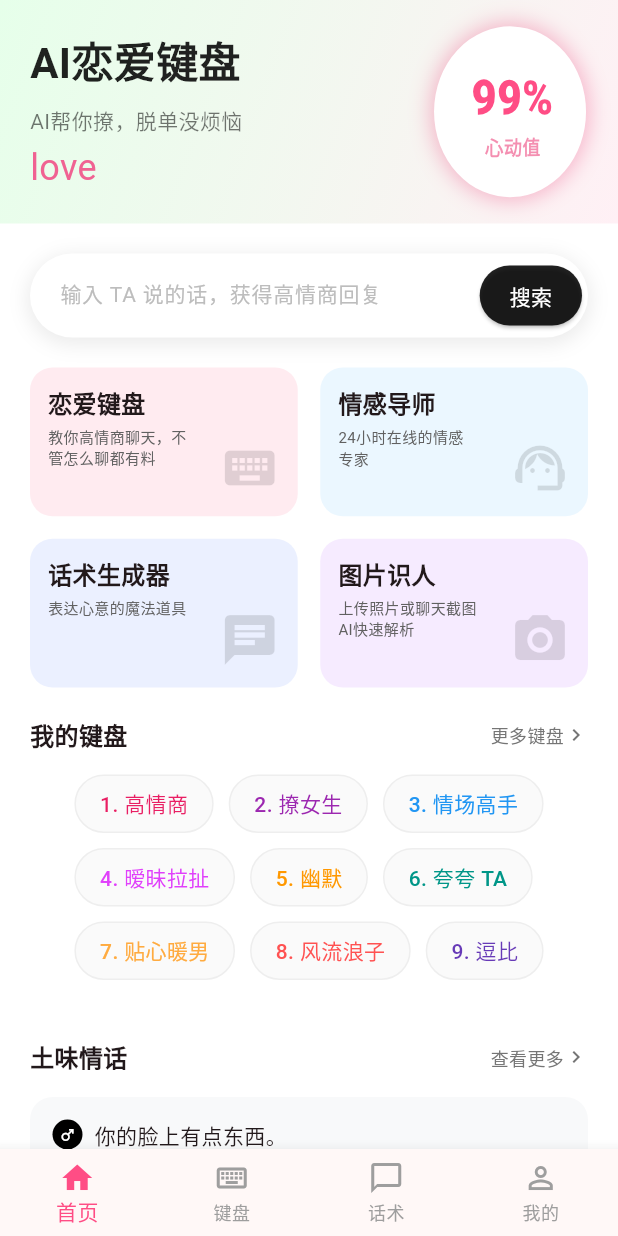
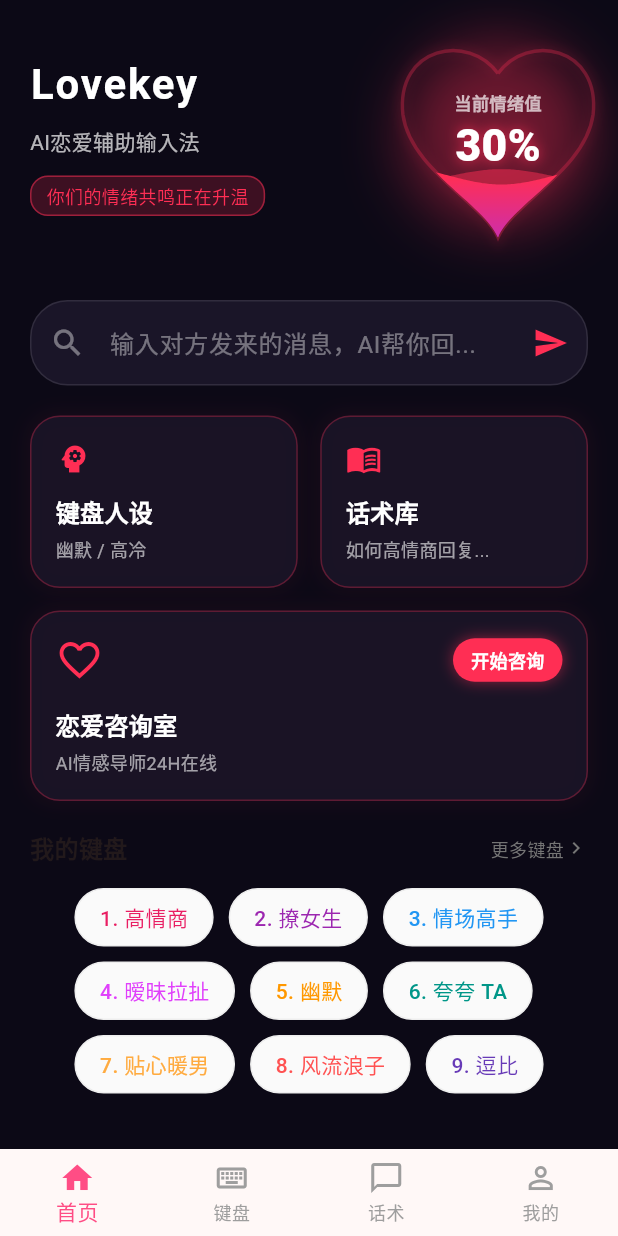
Before and after one commit to zx2121651/LoveKey, a Flutter app: the screen it shows after launch, after a tap on "跳过", on a phone screen of 412 x 824 dp. Run offline on Flutter 3.47's test engine with Material 3 defaults, Android fonts, the phone set to English and light mode, and no system bars; Roboto replaces fonts that are missing (cursive).

Commit message:
feat: 重新设计主页 UI 为暗黑赛博风格并添加 3D 流体心形动画
根据 Stitch 生成的高级美学设计，全面更新了主页样式。
- 将整体色调替换为带有霓虹粉和紫色的深色毛玻璃主题。
- 移除了原有的硬币翻转动画。
- 实现了自定义 CustomPainter (`FluidHeartPainter`) 来渲染带有波浪流体动画和发光特效的 3D 心形能量槽 (填充度为 30%)。
- 将功能卡片调整为半透明霓虹边框质感。
- 更新了所有废弃的 `withOpacity` 属性以符合最新的 Flutter 规范。

Co-authored-by: zx2121651 <67641592+zx2121651@users.noreply.github.com>

```diff
--- a/lib/screens/home_screen.dart
+++ b/lib/screens/home_screen.dart
@@ -3,6 +3,7 @@ import 'counselor_screen.dart';
 
 import 'package:flutter/services.dart';
 import 'dart:math' as math;
+import 'dart:ui' as ui;
 
 class HomeScreen extends StatefulWidget {
   const HomeScreen({super.key});
@@ -15,7 +16,7 @@ class _HomeScreenState extends State<HomeScreen> with TickerProviderStateMixin {
   final TextEditingController _searchController = TextEditingController();
   late AnimationController _heartAnimationController;
   late Animation<double> _heartScaleAnimation;
-  late Animation<double> _heartRotationAnimation;
+  late Animation<double> _fluidWaveAnimation;
 
   @override
   void initState() {
@@ -32,10 +33,9 @@ class _HomeScreenState extends State<HomeScreen> with TickerProviderStateMixin {
       CurvedAnimation(parent: _heartAnimationController, curve: Curves.easeInOutCubic),
     );
 
-    // 2. 3D Rotation Animation (Y-axis flip, like a coin spinning)
-    // We animate from 0 to Pi (180 degrees)
-    _heartRotationAnimation = Tween<double>(begin: 0.0, end: math.pi).animate(
-      CurvedAnimation(parent: _heartAnimationController, curve: Curves.easeInOutSine),
+    // 2. Fluid Wave Animation
+    _fluidWaveAnimation = Tween<double>(begin: 0.0, end: 2 * math.pi).animate(
+      CurvedAnimation(parent: _heartAnimationController, curve: Curves.linear),
     );
   }
 
@@ -60,7 +60,7 @@ class _HomeScreenState extends State<HomeScreen> with TickerProviderStateMixin {
   @override
   Widget build(BuildContext context) {
     return Scaffold(
-      backgroundColor: Colors.white,
+      backgroundColor: const Color(0xFF0C0916), // Dark Mode Cyber background
       body: SafeArea(
         child: SingleChildScrollView(
           child: Column(
@@ -80,17 +80,7 @@ class _HomeScreenState extends State<HomeScreen> with TickerProviderStateMixin {
 
   Widget _buildHeader() {
     return Container(
-      padding: const EdgeInsets.symmetric(horizontal: 20, vertical: 20),
-      decoration: const BoxDecoration(
-        gradient: LinearGradient(
-          begin: Alignment.topLeft,
-          end: Alignment.bottomRight,
-          colors: [
-            Color(0xFFE6FFEA), // Light green-ish
-            Color(0xFFFFF0F5), // Light pink-ish
-          ],
-        ),
-      ),
+      padding: const EdgeInsets.symmetric(horizontal: 20, vertical: 30),
       child: Row(
         mainAxisAlignment: MainAxisAlignment.spaceBetween,
         children: [
@@ -98,103 +88,104 @@ class _HomeScreenState extends State<HomeScreen> with TickerProviderStateMixin {
             crossAxisAlignment: CrossAxisAlignment.start,
             children: [
               const Text(
-                'AI恋爱键盘',
+                'Lovekey',
                 style: TextStyle(
                   fontSize: 28,
                   fontWeight: FontWeight.bold,
-                  color: Colors.black87,
+                  color: Colors.white,
+                  letterSpacing: 1.2,
                 ),
               ),
               const SizedBox(height: 8),
-              const Text(
-                'AI帮你撩，脱单没烦恼',
+              Text(
+                'AI恋爱辅助输入法',
                 style: TextStyle(
                   fontSize: 14,
-                  color: Colors.black54,
+                  color: Colors.white.withValues(alpha: 0.7),
                 ),
               ),
-              const SizedBox(height: 4),
-              Text(
-                'love',
+              const SizedBox(height: 12),
+              Container(
+                padding: const EdgeInsets.symmetric(horizontal: 10, vertical: 4),
+                decoration: BoxDecoration(
+                  color: const Color(0xFFFF2E54).withValues(alpha: 0.2),
+                  borderRadius: BorderRadius.circular(12),
+                  border: Border.all(color: const Color(0xFFFF2E54).withValues(alpha: 0.5)),
+                ),
+                child: const Text(
+                  '你们的情绪共鸣正在升温',
                   style: TextStyle(
-                  fontSize: 24,
-                  fontFamily: 'cursive', // Assuming a cursive font would be used
-                  color: Colors.pink[300],
+                    fontSize: 12,
+                    color: Color(0xFFFF2E54),
+                  ),
                 ),
               ),
             ],
           ),
-          // Beating 3D Emotion Value Coin flip animation
+          // Fluid 3D Heart Animation (30% capacity)
           AnimatedBuilder(
             animation: _heartAnimationController,
             builder: (context, child) {
-              final angle = _heartRotationAnimation.value;
-              final isFront = angle <= math.pi / 2;
-
-              // Create a 3D perspective matrix
-              final transform = Matrix4.identity()
-                ..setEntry(3, 2, 0.0015) // depth perspective
-                ..rotateY(angle); // flip on Y axis
-
-              // Scale matrix
-              transform.scale(_heartScaleAnimation.value, _heartScaleAnimation.value);
-
-              return Transform(
-                transform: transform,
+              return Transform.scale(
+                scale: _heartScaleAnimation.value,
+                child: SizedBox(
+                  width: 120,
+                  height: 120,
+                  child: Stack(
                     alignment: Alignment.center,
-                child: Container(
-                  width: 100,
-                  height: 100,
-                  // We use a container with decoration to give the heart a "coin" like shadow feel during rotation
+                    children: [
+                      // Glow effect behind the heart
+                      Container(
+                        width: 90,
+                        height: 90,
                         decoration: BoxDecoration(
                           shape: BoxShape.circle,
-                    color: Colors.white,
                           boxShadow: [
                             BoxShadow(
-                        color: Colors.pink.withValues(alpha: 0.3),
-                        blurRadius: 15,
-                        spreadRadius: 2,
-                      )
-                    ]
+                              color: const Color(0xFFFF2E54).withValues(alpha: 0.4),
+                              blurRadius: 30,
+                              spreadRadius: 10,
                             ),
-                  child: isFront
-                      // Front Side: The Heart
-                      ? Center(
-                          child: Icon(
-                            Icons.favorite,
-                            size: 80,
-                            color: Colors.pink[400],
+                          ],
                         ),
-                        )
-                      // Back Side: The Emotion Value (Percentage)
-                      : Transform(
-                          // Crucial: Rotate 180 degrees back on the Y-axis.
-                          // Because the parent container is flipped (showing us its back),
-                          // any text inside will appear mirrored (backwards).
-                          // This inner rotation cancels out the mirroring so the text is readable.
-                          transform: Matrix4.rotationY(math.pi),
-                          alignment: Alignment.center,
-                          child: Column(
+                      ),
+                      // The Fluid Heart Custom Paint
+                      CustomPaint(
+                        size: const Size(120, 120),
+                        painter: FluidHeartPainter(
+                          wavePhase: _fluidWaveAnimation.value,
+                          fillPercentage: 0.3, // 30% capacity
+                        ),
+                      ),
+                      // Text inside/over the heart
+                      Column(
                         mainAxisAlignment: MainAxisAlignment.center,
                         children: [
                           const Text(
-                                '99%',
+                            '当前情绪值',
                             style: TextStyle(
-                                  fontSize: 28,
-                                  fontWeight: FontWeight.w900,
-                                  color: Color(0xFFFF4D85),
+                              fontSize: 10,
+                              color: Colors.white70,
+                              fontWeight: FontWeight.w600,
                             ),
                           ),
                           Text(
-                                '心动值',
+                            '30%',
                             style: TextStyle(
-                                  fontSize: 12,
-                                  fontWeight: FontWeight.bold,
-                                  color: Colors.pink[200],
+                              fontSize: 26,
+                              fontWeight: FontWeight.w900,
+                              color: Colors.white,
+                              shadows: [
+                                Shadow(
+                                  color: const Color(0xFFFF2E54).withValues(alpha: 0.8),
+                                  blurRadius: 10,
+                                )
+                              ],
                             ),
                           ),
                         ],
                       ),
+                    ],
                   ),
                 ),
               );
@@ -210,42 +201,25 @@ class _HomeScreenState extends State<HomeScreen> with TickerProviderStateMixin {
       padding: const EdgeInsets.all(20),
       child: Container(
         decoration: BoxDecoration(
-          color: Colors.white,
-          borderRadius: BorderRadius.circular(30),
-          boxShadow: [
-            BoxShadow(
-              color: Colors.grey.withValues(alpha: 0.2),
-              spreadRadius: 2,
-              blurRadius: 10,
-              offset: const Offset(0, 3),
-            ),
-          ],
+          color: const Color(0xFF1A1528),
+          borderRadius: BorderRadius.circular(25),
+          border: Border.all(color: Colors.white.withValues(alpha: 0.1)),
         ),
         child: TextField(
           controller: _searchController,
-          textInputAction: TextInputAction.search,
-          onSubmitted: (_) => _showGenerateDialog(context),
+          style: const TextStyle(color: Colors.white),
           decoration: InputDecoration(
-            hintText: '输入 TA 说的话，获得高情商回复',
-            hintStyle: TextStyle(color: Colors.grey[400], fontSize: 14),
+            hintText: '输入对方发来的消息，AI帮你回...',
+            hintStyle: TextStyle(color: Colors.white.withValues(alpha: 0.4)),
+            prefixIcon: Icon(Icons.search, color: Colors.white.withValues(alpha: 0.4)),
+            suffixIcon: IconButton(
+              icon: const Icon(Icons.send, color: Color(0xFFFF2E54)),
+              onPressed: () => _showGenerateDialog(context),
+            ),
             border: InputBorder.none,
             contentPadding: const EdgeInsets.symmetric(horizontal: 20, vertical: 15),
-            suffixIcon: Padding(
-              padding: const EdgeInsets.all(4.0),
-              child: ElevatedButton(
-                onPressed: () => _showGenerateDialog(context),
-                style: ElevatedButton.styleFrom(
-                  backgroundColor: Colors.black87,
-                  foregroundColor: Colors.white,
-                  shape: RoundedRectangleBorder(
-                    borderRadius: BorderRadius.circular(25),
           ),
-                  padding: const EdgeInsets.symmetric(horizontal: 20),
-                ),
-                child: const Text('搜索'),
-              ),
-            ),
-          ),
+          onSubmitted: (_) => _showGenerateDialog(context),
         ),
       ),
     );
@@ -254,24 +228,44 @@ class _HomeScreenState extends State<HomeScreen> with TickerProviderStateMixin {
   Widget _buildFeatureCards(BuildContext context) {
     return Padding(
       padding: const EdgeInsets.symmetric(horizontal: 20),
-      child: GridView.count(
-        shrinkWrap: true,
-        physics: const NeverScrollableScrollPhysics(),
-        crossAxisCount: 2,
-        mainAxisSpacing: 15,
-        crossAxisSpacing: 15,
-        childAspectRatio: 1.8,
+      child: Column(
         children: [
-          _buildCard(context, '恋爱键盘', '教你高情商聊天，不\n管怎么聊都有料', const Color(0xFFFFEBF0), Icons.keyboard),
-          _buildCard(context, '情感导师', '24小时在线的情感\n专家', const Color(0xFFEBF7FF), Icons.support_agent, isCounselor: true),
-          _buildCard(context, '话术生成器', '表达心意的魔法道具', const Color(0xFFEBF0FF), Icons.chat),
-          _buildCard(context, '图片识人', '上传照片或聊天截图\nAI快速解析', const Color(0xFFF6EBFF), Icons.camera_alt),
+          Row(
+            children: [
+              Expanded(
+                child: _buildCyberCard(
+                  context,
+                  '键盘人设',
+                  '幽默 / 高冷',
+                  Icons.psychology,
+                ),
+              ),
+              const SizedBox(width: 15),
+              Expanded(
+                child: _buildCyberCard(
+                  context,
+                  '话术库',
+                  '如何高情商回复...',
+                  Icons.menu_book,
+                ),
+              ),
+            ],
+          ),
+          const SizedBox(height: 15),
+          _buildCyberCard(
+            context,
+            '恋爱咨询室',
+            'AI情感导师24H在线',
+            Icons.favorite_border,
+            isLarge: true,
+            isCounselor: true,
+          ),
         ],
       ),
     );
   }
 
-  Widget _buildCard(BuildContext context, String title, String subtitle, Color bgColor, IconData icon, {bool isCounselor = false}) {
+  Widget _buildCyberCard(BuildContext context, String title, String subtitle, IconData icon, {bool isLarge = false, bool isCounselor = false}) {
     return GestureDetector(
       onTap: () {
         if (isCounselor) {
@@ -283,31 +277,65 @@ class _HomeScreenState extends State<HomeScreen> with TickerProviderStateMixin {
         }
       },
       child: Container(
-        padding: const EdgeInsets.all(12),
+        padding: const EdgeInsets.all(16),
         decoration: BoxDecoration(
-          color: bgColor,
-          borderRadius: BorderRadius.circular(15),
+          color: const Color(0xFF1A1528).withValues(alpha: 0.8),
+          borderRadius: BorderRadius.circular(20),
+          border: Border.all(
+            color: const Color(0xFFFF2E54).withValues(alpha: 0.3),
+            width: 1,
           ),
-        child: Stack(
-          children: [
-            Column(
+          boxShadow: [
+            BoxShadow(
+              color: const Color(0xFFFF2E54).withValues(alpha: 0.05),
+              blurRadius: 10,
+              spreadRadius: 2,
+            ),
+          ],
+        ),
+        child: Column(
           crossAxisAlignment: CrossAxisAlignment.start,
           children: [
+            Row(
+              mainAxisAlignment: MainAxisAlignment.spaceBetween,
+              children: [
+                Icon(icon, color: const Color(0xFFFF2E54), size: isLarge ? 32 : 24),
+                if (isLarge)
+                  Container(
+                    padding: const EdgeInsets.symmetric(horizontal: 12, vertical: 6),
+                    decoration: BoxDecoration(
+                      color: const Color(0xFFFF2E54),
+                      borderRadius: BorderRadius.circular(20),
+                      boxShadow: [
+                        BoxShadow(
+                          color: const Color(0xFFFF2E54).withValues(alpha: 0.5),
+                          blurRadius: 8,
+                        )
+                      ],
+                    ),
+                    child: const Text(
+                      '开始咨询',
+                      style: TextStyle(color: Colors.white, fontSize: 12, fontWeight: FontWeight.bold),
+                    ),
+                  ),
+              ],
+            ),
+            SizedBox(height: isLarge ? 16 : 12),
             Text(
               title,
-                  style: const TextStyle(fontWeight: FontWeight.bold, fontSize: 16),
+              style: const TextStyle(
+                fontWeight: FontWeight.bold,
+                fontSize: 16,
+                color: Colors.white,
+              ),
             ),
             const SizedBox(height: 4),
             Text(
               subtitle,
-                  style: TextStyle(fontSize: 10, color: Colors.grey[700]),
+              style: TextStyle(
+                fontSize: 12,
+                color: Colors.white.withValues(alpha: 0.6),
               ),
-              ],
-            ),
-            Positioned(
-              right: 0,
-              bottom: 0,
-              child: Icon(icon, size: 40, color: Colors.black12),
             ),
           ],
         ),
@@ -409,7 +437,7 @@ class _HomeScreenState extends State<HomeScreen> with TickerProviderStateMixin {
                     Container(
                       padding: const EdgeInsets.all(4),
                       decoration: const BoxDecoration(
-                        color: Colors.black,
+                        color: Colors.white,
                         shape: BoxShape.circle,
                       ),
                       child: const Icon(Icons.male, size: 12, color: Colors.white),
@@ -522,9 +550,9 @@ class _BuildGenerateResultSheetState extends State<_BuildGenerateResultSheet> {
                         margin: const EdgeInsets.only(bottom: 16),
                         padding: const EdgeInsets.all(16),
                         decoration: BoxDecoration(
-                          color: const Color(0xFFF9FAFB),
+                          color: const Color(0xFF1A1528),
                           borderRadius: BorderRadius.circular(12),
-                          border: Border.all(color: Colors.grey.shade200),
+                          border: Border.all(color: const Color(0xFFFF2E54).withValues(alpha: 0.2)),
                         ),
                         child: Row(
                           children: [
@@ -546,3 +574,97 @@ class _BuildGenerateResultSheetState extends State<_BuildGenerateResultSheet> {
     );
   }
 }
+
+class FluidHeartPainter extends CustomPainter {
+  final double wavePhase;
+  final double fillPercentage;
+
+  FluidHeartPainter({required this.wavePhase, required this.fillPercentage});
+
+  @override
+  void paint(Canvas canvas, Size size) {
+    final double width = size.width;
+    final double height = size.height;
+
+    // 1. Create Heart Path
+    Path heartPath = Path();
+    heartPath.moveTo(width / 2, height / 5);
+    heartPath.cubicTo(5 * width / 14, 0, 0, height / 15, width / 28, 2 * height / 5);
+    heartPath.cubicTo(width / 14, 2 * height / 3, 3 * width / 7, 5 * height / 6, width / 2, height);
+    heartPath.cubicTo(4 * width / 7, 5 * height / 6, 13 * width / 14, 2 * height / 3, 27 * width / 28, 2 * height / 5);
+    heartPath.cubicTo(width, height / 15, 9 * width / 14, 0, width / 2, height / 5);
+
+    // 2. Draw glowing outline (empty part)
+    Paint outlinePaint = Paint()
+      ..color = const Color(0xFFFF2E54).withValues(alpha: 0.3)
+      ..style = PaintingStyle.stroke
+      ..strokeWidth = 2.0;
+    canvas.drawPath(heartPath, outlinePaint);
+
+    // Add a slight inner glow to the outline
+    Paint innerGlowPaint = Paint()
+      ..color = const Color(0xFFFF2E54).withValues(alpha: 0.1)
+      ..style = PaintingStyle.stroke
+      ..strokeWidth = 6.0
+      ..maskFilter = const MaskFilter.blur(BlurStyle.normal, 3);
+    canvas.drawPath(heartPath, innerGlowPaint);
+
+    // 3. Create Fluid Wave Path
+    Path fluidPath = Path();
+
+    // Calculate the water level based on percentage (0.0 to 1.0)
+    // Since 0 is top and height is bottom, we invert the percentage
+    double waterLevel = height * (1 - fillPercentage);
+
+    fluidPath.moveTo(0, height);
+    fluidPath.lineTo(0, waterLevel);
+
+    // Sine wave parameters
+    double waveHeight = 5.0;
+    double waveLength = width;
+
+    for (double i = 0; i <= width; i++) {
+      double waveY = waterLevel + math.sin((i / waveLength * 2 * math.pi) + wavePhase) * waveHeight;
+      fluidPath.lineTo(i, waveY);
+    }
+
+    fluidPath.lineTo(width, height);
+    fluidPath.close();
+
+    // 4. Clip the fluid to the heart shape
+    canvas.clipPath(heartPath);
+
+    // 5. Draw the fluid
+    Paint fluidPaint = Paint()
+      ..shader = ui.Gradient.linear(
+        Offset(0, waterLevel),
+        Offset(0, height),
+        [
+          const Color(0xFFFF2E54), // Neon Pink
+          const Color(0xFF9B2EFF), // Neon Purple
+        ],
+      );
+
+    canvas.drawPath(fluidPath, fluidPaint);
+
+    // Add a secondary wave for depth
+    Path fluidPath2 = Path();
+    fluidPath2.moveTo(0, height);
+    fluidPath2.lineTo(0, waterLevel);
+    for (double i = 0; i <= width; i++) {
+      double waveY = waterLevel + math.sin((i / waveLength * 2 * math.pi) + wavePhase + math.pi) * waveHeight * 0.8;
+      fluidPath2.lineTo(i, waveY);
+    }
+    fluidPath2.lineTo(width, height);
+    fluidPath2.close();
+
+    Paint fluidPaint2 = Paint()
+      ..color = const Color(0xFFFF2E54).withValues(alpha: 0.5);
+    canvas.drawPath(fluidPath2, fluidPaint2);
+  }
+
+  @override
+  bool shouldRepaint(covariant CustomPainter oldDelegate) {
+    return true; // Repaint every frame for animation
+  }
+}
```
Also changed, not shown: 2 other files. Lines whose indentation alone changed are shown as unchanged.
